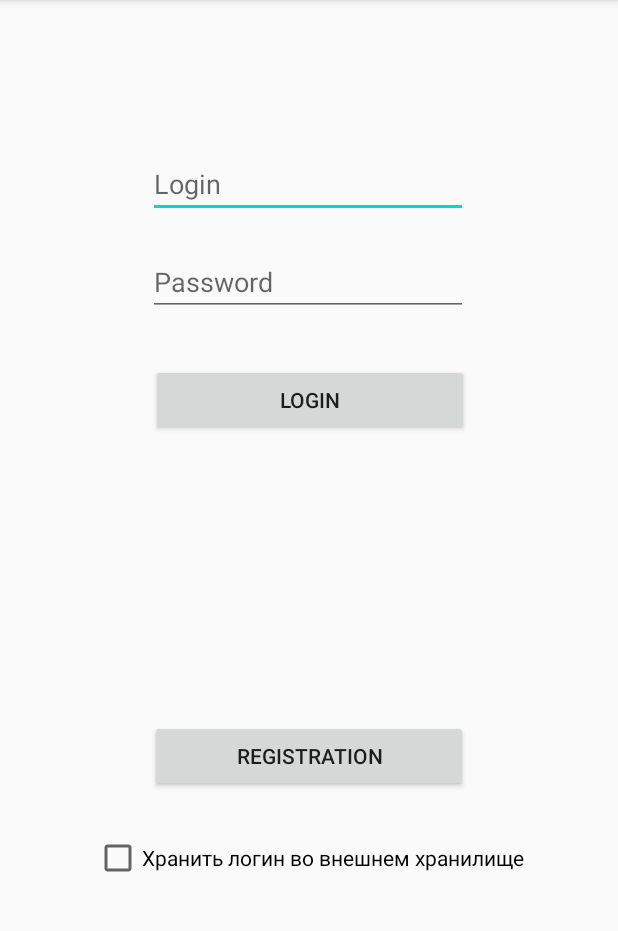
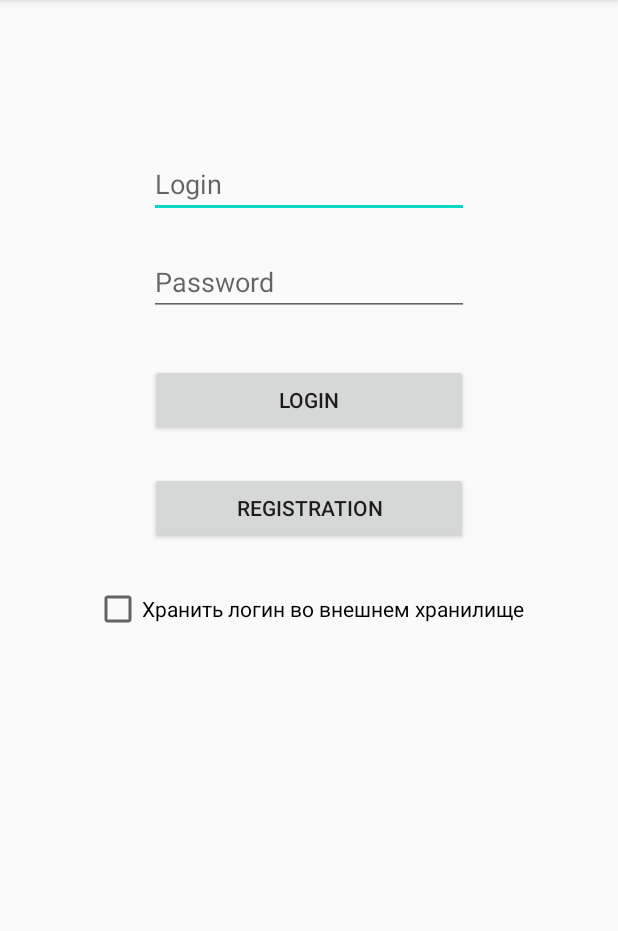
Before and after one commit to andreov/Internal522, an Android app: the screen it shows after launch (MainActivity), on a phone screen of 412 x 824 dp, the part 84-1015 px from its top. Run offline under Robolectric (Android 15) with nearby library versions, the phone set to English and light mode, and no system bars.

Commit message:
исправлен constraint

```diff
--- a/app/src/main/res/layout/activity_main.xml
+++ b/app/src/main/res/layout/activity_main.xml
@@ -15,7 +15,6 @@
         android:hint="@string/name"
         android:inputType="textPersonName"
         app:layout_constraintEnd_toEndOf="parent"
-        app:layout_constraintHorizontal_bias="0.497"
         app:layout_constraintStart_toStartOf="parent"
         app:layout_constraintTop_toTopOf="parent" />
 
@@ -27,9 +26,7 @@
         android:ems="10"
         android:hint="@string/password"
         android:inputType="textPassword"
-        app:layout_constraintEnd_toEndOf="parent"
-        app:layout_constraintHorizontal_bias="0.497"
-        app:layout_constraintStart_toStartOf="parent"
+        app:layout_constraintStart_toStartOf="@+id/textLog"
         app:layout_constraintTop_toBottomOf="@+id/textLog" />
 
     <Button
@@ -38,30 +35,27 @@
         android:layout_height="wrap_content"
         android:layout_marginTop="32dp"
         android:text="@string/login"
-        app:layout_constraintBottom_toTopOf="@+id/buttonReg"
         app:layout_constraintEnd_toEndOf="parent"
-        app:layout_constraintHorizontal_bias="0.502"
         app:layout_constraintStart_toStartOf="parent"
-        app:layout_constraintTop_toBottomOf="@+id/textPassword"
-        app:layout_constraintVertical_bias="0.0" />
+        app:layout_constraintTop_toBottomOf="@+id/textPassword" />
 
     <Button
         android:id="@+id/buttonReg"
         android:layout_width="212dp"
         android:layout_height="wrap_content"
-        android:layout_marginBottom="28dp"
+        android:layout_marginTop="24dp"
         android:text="Registration"
-        app:layout_constraintBottom_toTopOf="@+id/checkBox"
         app:layout_constraintEnd_toEndOf="parent"
-        app:layout_constraintStart_toStartOf="parent" />
+        app:layout_constraintStart_toStartOf="parent"
+        app:layout_constraintTop_toBottomOf="@+id/buttonOK" />
 
     <CheckBox
         android:id="@+id/checkBox"
         android:layout_width="wrap_content"
         android:layout_height="wrap_content"
-        android:layout_marginBottom="180dp"
+        android:layout_marginTop="27dp"
         android:text="@string/CheckBox"
-        app:layout_constraintBottom_toBottomOf="parent"
         app:layout_constraintEnd_toEndOf="parent"
-        app:layout_constraintStart_toStartOf="parent" />
+        app:layout_constraintStart_toStartOf="parent"
+        app:layout_constraintTop_toBottomOf="@+id/buttonReg" />
 </androidx.constraintlayout.widget.ConstraintLayout>
```
